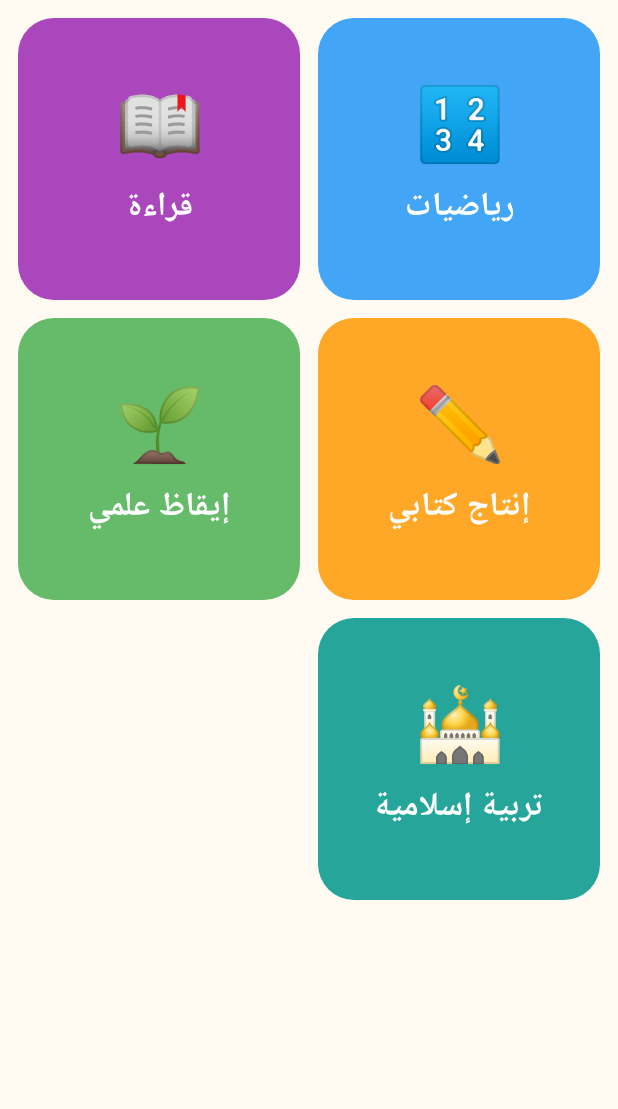
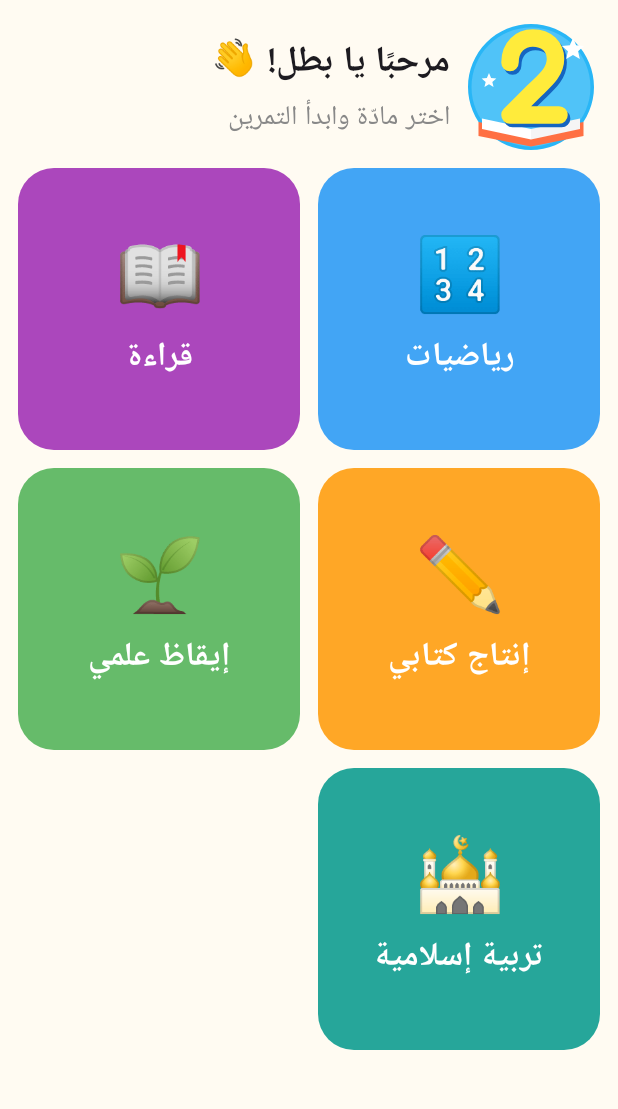
Before and after one commit to wassim84/Exercises-for-Second-Grade, an Android app built with Jetpack Compose: the screen it shows after launch (MainActivity), on a phone screen of 412 x 824 dp, the part 96-1205 px from its top. Run offline under Robolectric (Android 15) with nearby library versions, the phone set to English and light mode, and no system bars; network calls fail.

Commit message:
إضافة شعار التطبيق
Child-friendly launcher icon (yellow '2' on an open book, blue background,
stars) as an adaptive icon with a legacy fallback, also shown on the home
screen with a greeting.

Co-Authored-By: Claude Opus 5.5 <noreply@anthropic.com>
Claude-Session: https://claude.ai/code/session_011yLrDXLSSiD2YuNsQtampB

```diff
--- a/app/src/main/AndroidManifest.xml
+++ b/app/src/main/AndroidManifest.xml
@@ -3,6 +3,8 @@
     <uses-permission android:name="android.permission.INTERNET" />
     <application
         android:allowBackup="true"
+        android:icon="@drawable/ic_launcher"
+        android:roundIcon="@drawable/ic_launcher"
         android:label="@string/app_name"
         android:supportsRtl="true"
         android:theme="@style/Theme.Tania">
--- a/app/src/main/java/tn/ibtidai/tania/ui/Screens.kt
+++ b/app/src/main/java/tn/ibtidai/tania/ui/Screens.kt
@@ -1,5 +1,6 @@
 package tn.ibtidai.tania.ui
 
+import androidx.compose.foundation.Image
 import androidx.compose.foundation.background
 import androidx.compose.foundation.border
 import androidx.compose.foundation.clickable
@@ -16,10 +17,12 @@ import androidx.compose.ui.Alignment
 import androidx.compose.ui.Modifier
 import androidx.compose.ui.draw.clip
 import androidx.compose.ui.graphics.Color
+import androidx.compose.ui.res.painterResource
 import androidx.compose.ui.text.font.FontWeight
 import androidx.compose.ui.text.style.TextAlign
 import androidx.compose.ui.unit.dp
 import androidx.compose.ui.unit.sp
+import tn.ibtidai.tania.R
 import tn.ibtidai.tania.data.Exercise
 import tn.ibtidai.tania.data.Subject
 
@@ -43,9 +46,25 @@ fun TaniaTopBar(title: String, color: Color, onBack: (() -> Unit)?) {
 @Composable
 fun HomeScreen(onSubject: (Subject) -> Unit) {
     Scaffold(topBar = { TaniaTopBar("السنة الثانية ابتدائي", Color(0xFF3F51B5), null) }) { pad ->
+        Column(Modifier.padding(pad).fillMaxSize()) {
+        Row(
+            modifier = Modifier.fillMaxWidth().padding(start = 16.dp, end = 16.dp, top = 16.dp),
+            verticalAlignment = Alignment.CenterVertically,
+        ) {
+            Image(
+                painter = painterResource(R.drawable.ic_logo),
+                contentDescription = null,
+                modifier = Modifier.size(84.dp),
+            )
+            Spacer(Modifier.width(12.dp))
+            Column {
+                Text("مرحبًا يا بطل! 👋", fontSize = 24.sp, fontWeight = FontWeight.Bold)
+                Text("اختر مادّة وابدأ التمرين", fontSize = 18.sp, color = Color.Gray)
+            }
+        }
         LazyVerticalGrid(
             columns = GridCells.Fixed(2),
-            modifier = Modifier.padding(pad).fillMaxSize().padding(12.dp),
+            modifier = Modifier.fillMaxSize().padding(12.dp),
             horizontalArrangement = Arrangement.spacedBy(12.dp),
             verticalArrangement = Arrangement.spacedBy(12.dp),
         ) {
@@ -66,6 +85,7 @@ fun HomeScreen(onSubject: (Subject) -> Unit) {
                 }
             }
         }
+    }
     }
 }
 
--- /dev/null
+++ b/app/src/main/res/drawable-anydpi-v26/ic_launcher.xml
@@ -0,0 +1,5 @@
+<?xml version="1.0" encoding="utf-8"?>
+<adaptive-icon xmlns:android="http://schemas.android.com/apk/res/android">
+    <background android:drawable="@drawable/ic_launcher_background" />
+    <foreground android:drawable="@drawable/ic_launcher_foreground" />
+</adaptive-icon>
--- /dev/null
+++ b/app/src/main/res/drawable/ic_logo.xml
@@ -0,0 +1,18 @@
+<?xml version="1.0" encoding="utf-8"?>
+<vector xmlns:android="http://schemas.android.com/apk/res/android"
+    android:width="72dp" android:height="72dp"
+    android:viewportWidth="72" android:viewportHeight="72">
+    <path android:fillColor="#29B6F6" android:pathData="M0,36 a36,36 0 1,0 72,0 a36,36 0 1,0 -72,0" />
+    <group android:translateX="-18" android:translateY="-18">
+    <path android:fillColor="#FFFFFF" android:fillAlpha="0.18" android:pathData="M20,54 a34,34 0 1,0 68,0 a34,34 0 1,0 -68,0" />
+    <path android:fillColor="#FF7043" android:pathData="M24,74 L54,80 L84,74 L84,82 L54,88 L24,82 Z" />
+    <path android:fillColor="#FFFFFF" android:pathData="M26,72 L54,78 L54,84 L26,78 Z" />
+    <path android:fillColor="#F5F5F5" android:pathData="M82,72 L54,78 L54,84 L82,78 Z" />
+    <group android:translateX="1.5" android:translateY="2">
+        <path android:strokeColor="#1565C0" android:strokeWidth="10" android:strokeLineCap="round" android:strokeLineJoin="round" android:pathData="M42,40 C42,31 48,26 55,26 C63,26 68,31 68,38 C68,46 61,51 55,57 L42,70 L70,70" />
+    </group>
+    <path android:strokeColor="#FFEB3B" android:strokeWidth="10" android:strokeLineCap="round" android:strokeLineJoin="round" android:pathData="M42,40 C42,31 48,26 55,26 C63,26 68,31 68,38 C68,46 61,51 55,57 L42,70 L70,70" />
+    <path android:fillColor="#FFFFFF" android:pathData="M78,26 L79.8,30.2 L84.3,30.6 L80.9,33.6 L81.9,38 L78,35.7 L74.1,38 L75.1,33.6 L71.7,30.6 L76.2,30.2 Z" />
+    <path android:fillColor="#FFFFFF" android:pathData="M30,46 L31.2,48.8 L34.2,49.1 L31.9,51.1 L32.6,54 L30,52.5 L27.4,54 L28.1,51.1 L25.8,49.1 L28.8,48.8 Z" />
+    </group>
+</vector>
```
Also changed, not shown: app/src/main/res/drawable/ic_launcher.xml (added, +18 -0 lines), app/src/main/res/drawable/ic_launcher_background.xml (added, +7 -0 lines), app/src/main/res/drawable/ic_launcher_foreground.xml (added, +14 -0 lines).
